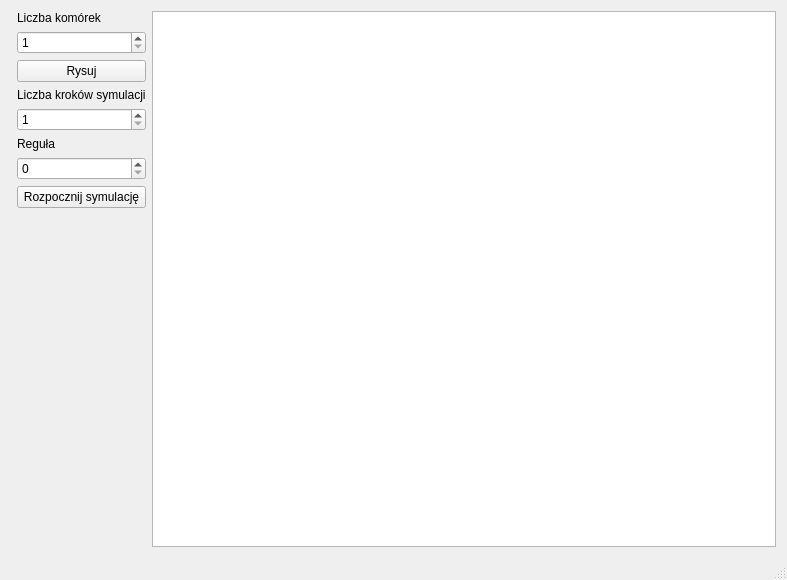
Above: UI/mainwindow.ui from kpusmo/multiscale-modelling before the change. Below: the same form after it.
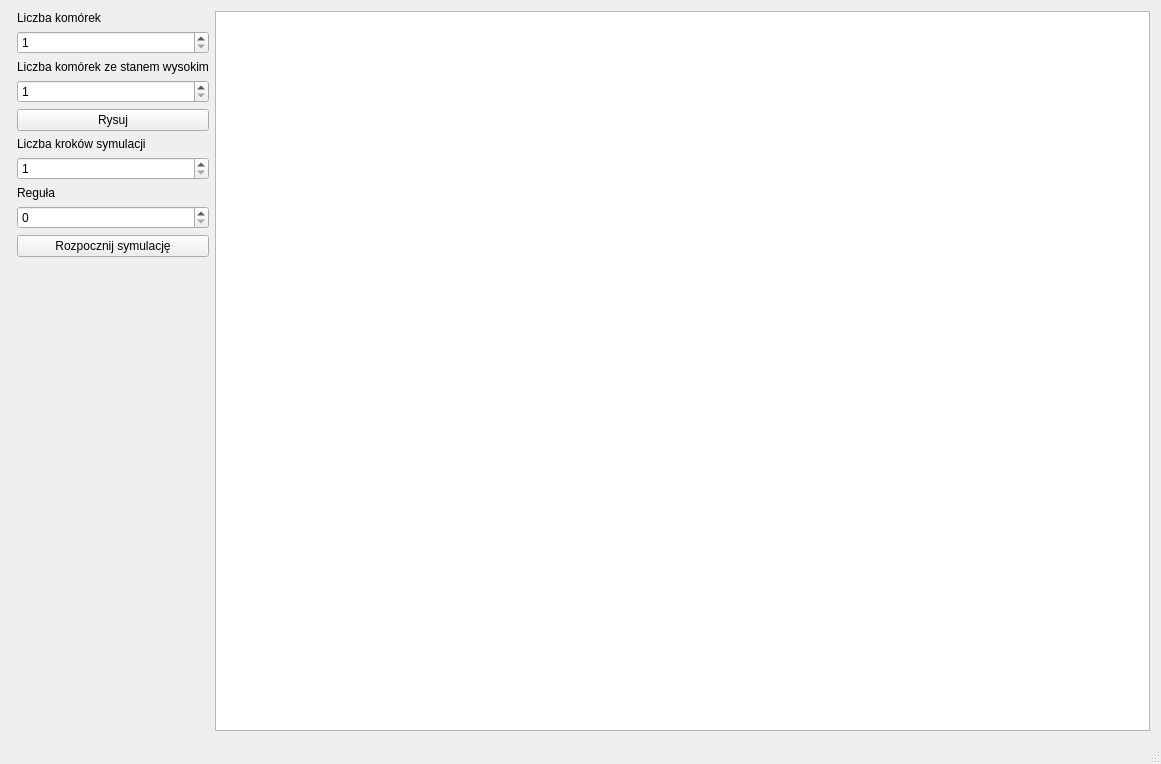
That is the form after the change.

Commit message: fit table to window

The edit to the form file:
```diff
--- a/UI/mainwindow.ui
+++ b/UI/mainwindow.ui
@@ -6,84 +6,101 @@
    <rect>
     <x>0</x>
     <y>0</y>
-    <width>787</width>
-    <height>580</height>
+    <width>1161</width>
+    <height>764</height>
    </rect>
   </property>
   <property name="windowTitle">
    <string>MainWindow</string>
   </property>
   <widget class="QWidget" name="centralWidget">
-   <layout class="QGridLayout" name="gridLayout">
+   <layout class="QGridLayout" name="gridLayout" columnstretch="1,5">
+    <item row="0" column="1">
+     <widget class="QTableView" name="celluralTable"/>
+    </item>
     <item row="0" column="0">
-     <layout class="QFormLayout" name="formLayout_2">
+     <layout class="QFormLayout" name="formLayout_3">
+      <item row="0" column="1">
+       <widget class="QLabel" name="label">
+        <property name="text">
+         <string>Liczba komórek</string>
+        </property>
+       </widget>
+      </item>
       <item row="1" column="1">
        <widget class="QSpinBox" name="cellCountInput">
         <property name="minimum">
          <number>1</number>
         </property>
         <property name="maximum">
-         <number>2000</number>
+         <number>20000</number>
         </property>
        </widget>
       </item>
-      <item row="2" column="1">
+      <item row="4" column="1">
        <widget class="QPushButton" name="drawButton">
         <property name="text">
          <string>Rysuj</string>
         </property>
        </widget>
       </item>
-      <item row="3" column="1">
+      <item row="5" column="1">
        <widget class="QLabel" name="label_2">
         <property name="text">
          <string>Liczba kroków symulacji</string>
         </property>
        </widget>
       </item>
-      <item row="4" column="1">
+      <item row="6" column="1">
        <widget class="QSpinBox" name="simulationStepsInput">
         <property name="minimum">
          <number>1</number>
         </property>
         <property name="maximum">
-         <number>2000</number>
+         <number>20000</number>
         </property>
        </widget>
       </item>
-      <item row="5" column="1">
+      <item row="7" column="1">
        <widget class="QLabel" name="label_3">
         <property name="text">
          <string>Reguła</string>
         </property>
        </widget>
       </item>
-      <item row="6" column="1">
+      <item row="8" column="1">
        <widget class="QSpinBox" name="ruleInput">
         <property name="maximum">
          <number>255</number>
         </property>
        </widget>
       </item>
-      <item row="7" column="1">
+      <item row="11" column="1">
        <widget class="QPushButton" name="startButton">
         <property name="text">
          <string>Rozpocznij symulację</string>
         </property>
        </widget>
       </item>
-      <item row="0" column="1">
-       <widget class="QLabel" name="label">
+      <item row="2" column="1">
+       <widget class="QLabel" name="label_4">
         <property name="text">
-         <string>Liczba komórek</string>
+         <string>Liczba komórek ze stanem wysokim</string>
+        </property>
+       </widget>
+      </item>
+      <item row="3" column="1">
+       <widget class="QSpinBox" name="highStateCountInput">
+        <property name="minimum">
+         <number>1</number>
+        </property>
+        <property name="maximum">
+         <number>20000</number>
         </property>
        </widget>
       </item>
      </layout>
     </item>
-    <item row="0" column="1">
-     <widget class="QTableView" name="celluralTable"/>
-    </item>
    </layout>
   </widget>
   <widget class="QMenuBar" name="menuBar">
```
Left out of the diff: 5 changed lines with no effect on the pictures. The commit also changes 4 other files.
